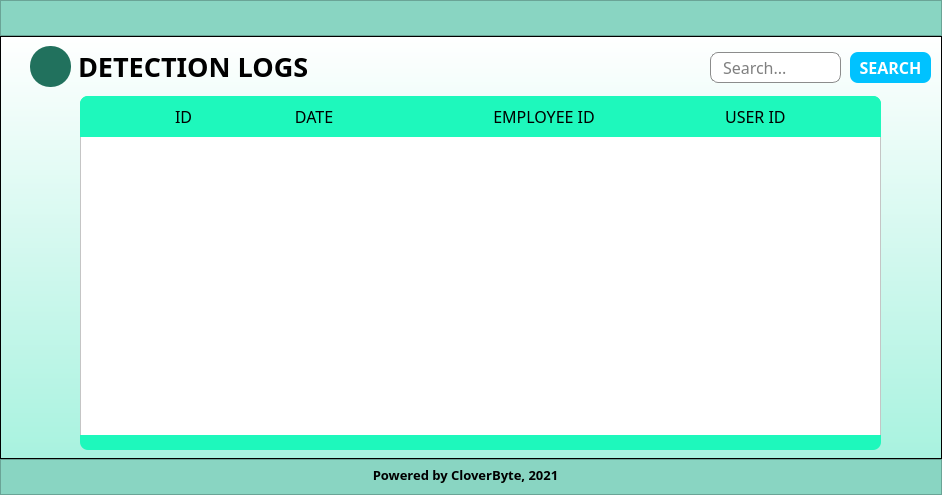
First picture: the form in log.ui, repository marcryangil/facemaskdetection, before the edit.
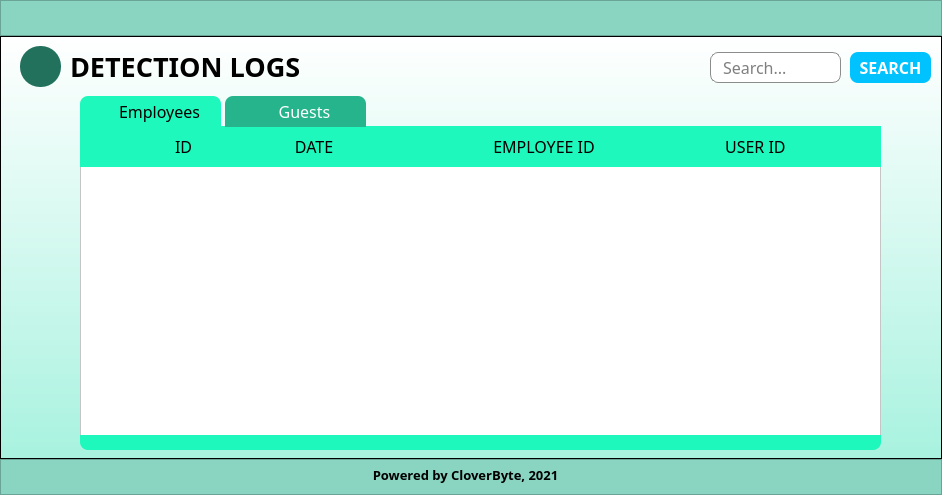
Second picture: the form after the edit. Icons and pictures are not drawn.

Commit message: Added Buttons with Designs in Detection Logs, and Updated Resources files.

```diff
--- a/log.ui
+++ b/log.ui
@@ -134,7 +134,7 @@
       <widget class="QPushButton" name="gobackbtn">
        <property name="geometry">
         <rect>
-         <x>30</x>
+         <x>20</x>
          <y>10</y>
          <width>41</width>
          <height>41</height>
@@ -210,7 +210,7 @@
       <widget class="QLabel" name="label_9">
        <property name="geometry">
         <rect>
-         <x>78</x>
+         <x>70</x>
          <y>15</y>
          <width>271</width>
          <height>31</height>
@@ -282,16 +282,14 @@
        <property name="geometry">
         <rect>
          <x>80</x>
-         <y>60</y>
+         <y>90</y>
          <width>801</width>
          <height>41</height>
         </rect>
        </property>
        <property name="styleSheet">
         <string notr="true">background-color: rgb(30, 248, 188);
-border: none;
-border-top-right-radius: 8px;
-border-top-left-radius: 8px;</string>
+border: none;</string>
        </property>
        <property name="frameShape">
         <enum>QFrame::StyledPanel</enum>
@@ -484,9 +482,9 @@
        <property name="geometry">
         <rect>
          <x>80</x>
-         <y>80</y>
+         <y>110</y>
          <width>801</width>
-         <height>321</height>
+         <height>291</height>
         </rect>
        </property>
        <property name="font">
@@ -537,6 +535,186 @@
         </property>
        </column>
       </widget>
+      <widget class="QPushButton" name="empbtn">
+       <property name="geometry">
+        <rect>
+         <x>80</x>
+         <y>60</y>
+         <width>141</width>
+         <height>31</height>
+        </rect>
+       </property>
+       <property name="minimumSize">
+        <size>
+         <width>0</width>
+         <height>0</height>
+        </size>
+       </property>
+       <property name="font">
+        <font>
+         <family>Work Sans Medium</family>
+         <pointsize>12</pointsize>
+         <weight>50</weight>
+         <bold>false</bold>
+        </font>
+       </property>
+       <property name="autoFillBackground">
+        <bool>false</bool>
+       </property>
+       <property name="styleSheet">
+        <string notr="true">QPushButton{
+	padding-left: 18px;
+	background-color: rgb(30, 248, 188);
+	border: none;
+	border-top-right-radius: 8px;
+	border-top-left-radius: 8px;
+}
+</string>
+       </property>
+       <property name="text">
+        <string>Employees</string>
+       </property>
+       <property name="flat">
+        <bool>false</bool>
+       </property>
+      </widget>
+      <widget class="QPushButton" name="guestbtn">
+       <property name="geometry">
+        <rect>
+         <x>225</x>
+         <y>60</y>
+         <width>141</width>
+         <height>31</height>
+        </rect>
+       </property>
+       <property name="minimumSize">
+        <size>
+         <width>0</width>
+         <height>0</height>
+        </size>
+       </property>
+       <property name="font">
+        <font>
+         <family>Work Sans Medium</family>
+         <pointsize>12</pointsize>
+         <weight>50</weight>
+         <bold>false</bold>
+        </font>
+       </property>
+       <property name="autoFillBackground">
+        <bool>false</bool>
+       </property>
+       <property name="styleSheet">
+        <string notr="true">QPushButton{
+	padding-left: 18px;
+	background-color: rgb(38,180,141);
+	border: none;
+	border-top-right-radius: 8px;
+	border-top-left-radius: 8px;
+	color: white;
+}
+QPushButton:hover{
+	background-color: rgb(31, 211, 166);
+}
+QPushButton:pressed{
+	background-color: rgb(22, 154, 121)
+}</string>
+       </property>
+       <property name="text">
+        <string>Guests</string>
+       </property>
+       <property name="flat">
+        <bool>false</bool>
+       </property>
+      </widget>
+      <widget class="QLabel" name="blackemp">
+       <property name="geometry">
+        <rect>
+         <x>90</x>
+         <y>65</y>
+         <width>21</width>
+         <height>21</height>
+        </rect>
+       </property>
+       <property name="styleSheet">
+        <string notr="true">background-color:transparent;</string>
+       </property>
+       <property name="text">
+        <string/>
+       </property>
+       <property name="pixmap">
+        <pixmap resource="resources.qrc">:/newPrefix/emp-black.png</pixmap>
+       </property>
+       <property name="scaledContents">
+        <bool>true</bool>
+       </property>
+      </widget>
+      <widget class="QLabel" name="whiteguest">
+       <property name="geometry">
+        <rect>
+         <x>240</x>
+         <y>65</y>
+         <width>21</width>
+         <height>21</height>
+        </rect>
+       </property>
+       <property name="styleSheet">
+        <string notr="true">background-color:transparent;</string>
+       </property>
+       <property name="text">
+        <string/>
+       </property>
+       <property name="pixmap">
+        <pixmap resource="resources.qrc">:/newPrefix/guest-white.png</pixmap>
+       </property>
+       <property name="scaledContents">
+        <bool>true</bool>
+       </property>
+      </widget>
+      <widget class="QLabel" name="whiteemp">
+       <property name="geometry">
+        <rect>
+         <x>90</x>
+         <y>65</y>
+         <width>21</width>
+         <height>21</height>
+        </rect>
+       </property>
+       <property name="styleSheet">
+        <string notr="true">background-color:transparent;</string>
+       </property>
+       <property name="text">
+        <string/>
+       </property>
+       <property name="pixmap">
+        <pixmap resource="resources.qrc">:/newPrefix/emp-white.png</pixmap>
+       </property>
+       <property name="scaledContents">
+        <bool>true</bool>
+       </property>
+      </widget>
+      <widget class="QLabel" name="blackguest">
+       <property name="geometry">
+        <rect>
+         <x>240</x>
+         <y>65</y>
+         <width>21</width>
+         <height>21</height>
+        </rect>
+       </property>
+       <property name="styleSheet">
+        <string notr="true">background-color:transparent;</string>
+       </property>
+       <property name="text">
+        <string/>
+       </property>
+       <property name="pixmap">
+        <pixmap resource="resources.qrc">:/newPrefix/guest-black.png</pixmap>
+       </property>
+       <property name="scaledContents">
+        <bool>true</bool>
+       </property>
+      </widget>
       <zorder>tableWidget</zorder>
       <zorder>lineSearch_2</zorder>
       <zorder>gobackbtn</zorder>
@@ -544,6 +722,12 @@
       <zorder>label_9</zorder>
       <zorder>btnSearch_2</zorder>
       <zorder>frame_6</zorder>
+      <zorder>empbtn</zorder>
+      <zorder>guestbtn</zorder>
+      <zorder>blackemp</zorder>
+      <zorder>whiteguest</zorder>
+      <zorder>whiteemp</zorder>
+      <zorder>blackguest</zorder>
      </widget>
     </item>
     <item>
```
The commit also changes 11 other files.
